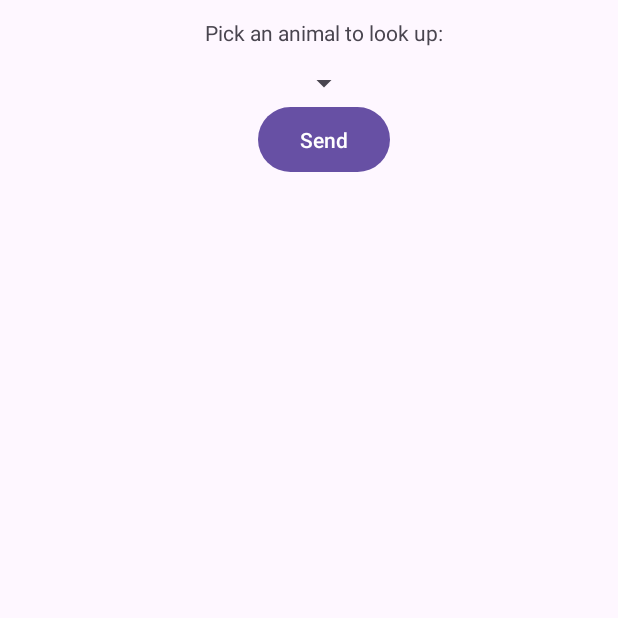
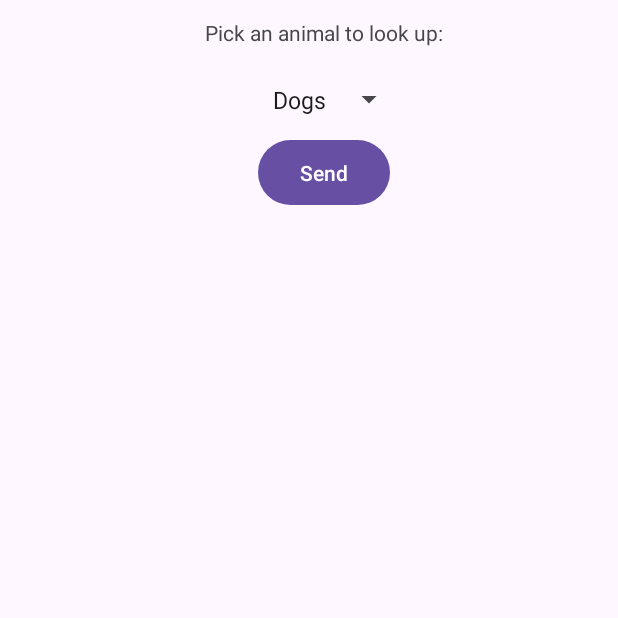
Before and after one commit to davidchavesrodriguez/PMDM, an Android app: the screen it shows after launch (MainActivity), on a phone screen of 412 x 824 dp, the top half of it. Run offline under Robolectric (Android 15) with nearby library versions, the phone set to English and light mode, and no system bars.

Commit message:
Animals array

```diff
--- a/UD01_2_AnimalList/app/src/main/java/com/example/ud01_2_animallist/MainActivity.kt
+++ b/UD01_2_AnimalList/app/src/main/java/com/example/ud01_2_animallist/MainActivity.kt
@@ -1,6 +1,7 @@
 package com.example.ud01_2_animallist
 
 import android.os.Bundle
+import android.widget.Button
 import androidx.activity.enableEdgeToEdge
 import androidx.appcompat.app.AppCompatActivity
 import androidx.core.view.ViewCompat
@@ -11,6 +12,8 @@ class MainActivity : AppCompatActivity() {
         super.onCreate(savedInstanceState)
         enableEdgeToEdge()
         setContentView(R.layout.activity_main)
+        val sendButton= findViewById<Button>(R.id.sendButton)
+        // Vamos a añadir un click listener
         ViewCompat.setOnApplyWindowInsetsListener(findViewById(R.id.main)) { v, insets ->
             val systemBars = insets.getInsets(WindowInsetsCompat.Type.systemBars())
             v.setPadding(systemBars.left, systemBars.top, systemBars.right, systemBars.bottom)
--- a/UD01_2_AnimalList/app/src/main/res/layout/activity_main.xml
+++ b/UD01_2_AnimalList/app/src/main/res/layout/activity_main.xml
@@ -19,7 +19,9 @@
         android:padding="12dp"
         android:id="@+id/animalList"
         android:layout_width="wrap_content"
-        android:layout_height="wrap_content" />
+        android:layout_height="wrap_content"
+        android:entries="@array/animalList"
+        />
 
     <Button
         android:padding="12dp"
--- a/UD01_2_AnimalList/app/src/main/res/values/strings.xml
+++ b/UD01_2_AnimalList/app/src/main/res/values/strings.xml
@@ -2,4 +2,9 @@
     <string name="app_name">UD01_2_AnimalList</string>
     <string name="sendButton">Send</string>
     <string name="selectText">Pick an animal to look up: </string>
+    <string-array name="animalList">
+        <item>Dogs</item>
+        <item>Cats</item>
+        <item>Ducks</item>
+    </string-array>
 </resources>
```
Also changed, not shown: 2 other files.
